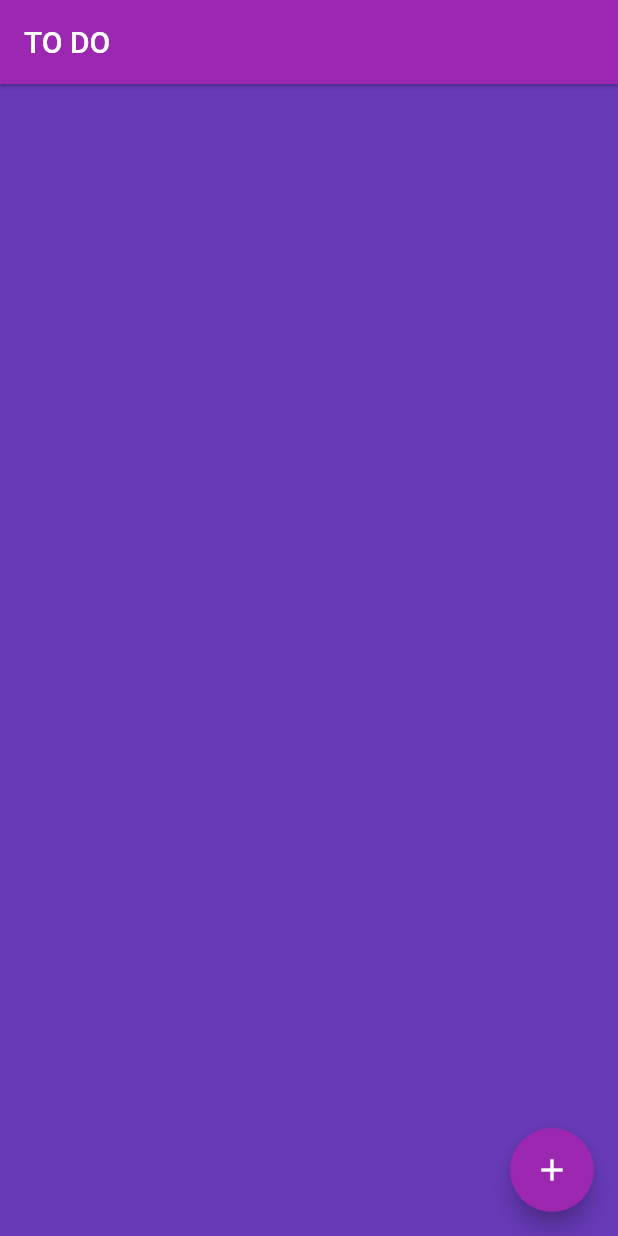
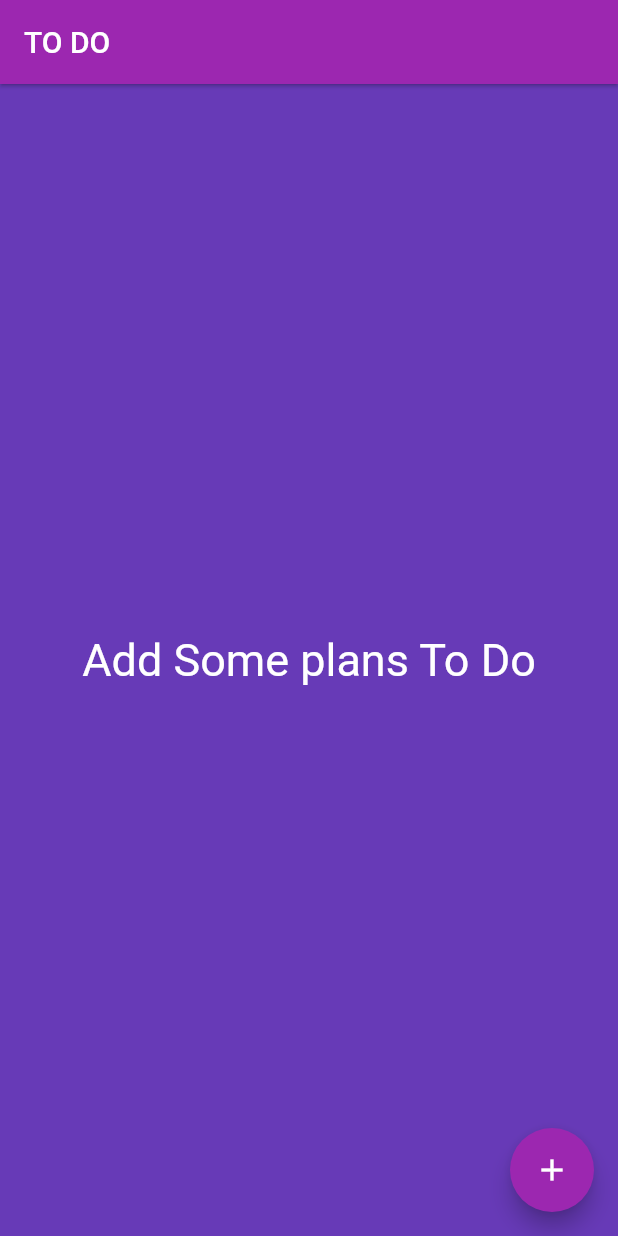
Before and after one commit to mo7amedaliEbaid/todo-hive, a Flutter app: the screen it shows after launch, on a phone screen of 412 x 824 dp. Run offline on Flutter 3.47's test engine with Material 2 defaults, Android fonts, the light colour scheme and no system bars; our stand-ins replace flutter_slidable, hive_flutter; accounts and stored records are empty; statements that could not run were skipped.

Commit message:
todo_hive

```diff
--- a/todo_hive/lib/screens/home_page.dart
+++ b/todo_hive/lib/screens/home_page.dart
@@ -1,8 +1,8 @@
 import 'package:flutter/material.dart';
-import 'package:hive_flutter/hive_flutter.dart';
 import 'package:todo_hive/customWidgets/todo_tile.dart';
+
+import '../customWidgets/dialog.dart';
 import '../data_services/data.dart';
-import '../customWidgets/dialog.dart';
 
 class HomePage extends StatefulWidget {
   const HomePage({super.key});
@@ -72,7 +72,14 @@ class _HomePageState extends State<HomePage> {
         onPressed: createNewTask,
         child: Icon(Icons.add),
       ),
-      body: ListView.builder(
+      body: db.toDoList.isEmpty && db.toDoList != null
+          ? Center(
+              child: Text(
+                "Add Some plans To Do",
+                style: TextStyle(fontSize: 30, color: Colors.white),
+              ),
+            )
+          : ListView.builder(
               itemCount: db.toDoList.length,
               itemBuilder: (context, index) {
                 return ToDoTile(
@@ -85,5 +92,4 @@ class _HomePageState extends State<HomePage> {
             ),
     );
   }
-
 }
```
Lines whose indentation alone changed are shown as unchanged.
